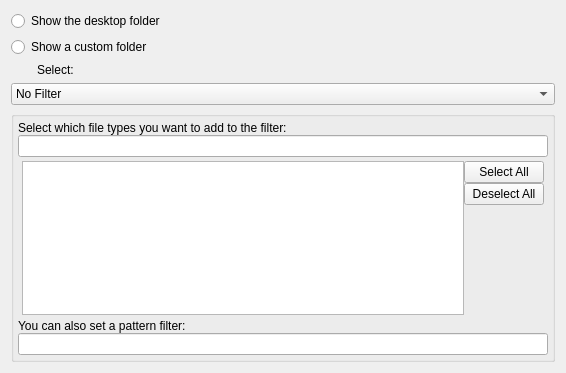
Old version of the form plasma/applets/folderview/folderviewConfig.ui in the repository KDE/kde-baseapps.
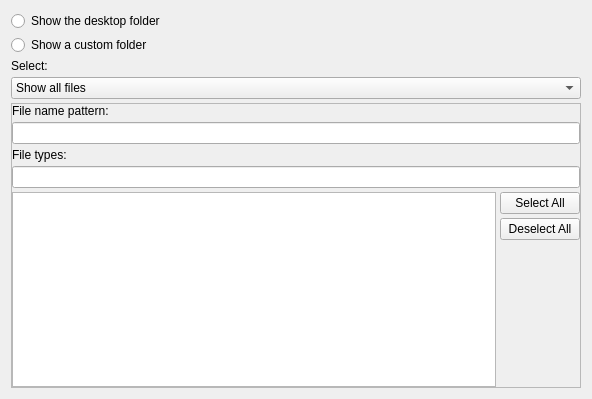
New version of the form. Custom widgets are drawn as their Qt base class.

Commit message:
- Fix GUI as Aaron suggested on plasma-devel - If a filter was set, still go through the source model to save the correct settings - Add copyright information
I have no clue on how to make the config dialog be smaller when "Show all files" is chosen. Ideas ?

The edit to the form file:
```diff
--- a/plasma/applets/folderview/folderviewConfig.ui
+++ b/plasma/applets/folderview/folderviewConfig.ui
@@ -5,8 +5,8 @@
    <rect>
     <x>0</x>
     <y>0</y>
-    <width>566</width>
-    <height>373</height>
+    <width>592</width>
+    <height>399</height>
    </rect>
   </property>
   <property name="sizePolicy" >
@@ -21,81 +21,133 @@
     <height>0</height>
    </size>
   </property>
-  <layout class="QGridLayout" name="gridLayout" >
-   <item row="4" column="0" colspan="3" >
-    <widget class="QGroupBox" name="fileFilters" >
+  <layout class="QVBoxLayout" name="verticalLayout_6" >
+   <item>
+    <layout class="QVBoxLayout" name="verticalLayout_5" >
+     <property name="spacing" >
+      <number>4</number>
+     </property>
+     <property name="margin" >
+      <number>0</number>
+     </property>
+     <item>
+      <widget class="QRadioButton" name="showDesktopFolder" >
+       <property name="text" >
+        <string>Show the desktop folder</string>
+       </property>
+      </widget>
+     </item>
+     <item>
+      <widget class="QRadioButton" name="showCustomFolder" >
+       <property name="text" >
+        <string>Show a custom folder</string>
+       </property>
+      </widget>
+     </item>
+     <item>
+      <layout class="QHBoxLayout" name="horizontalLayout_2" >
+       <item>
+        <widget class="QLabel" name="selectLabel" >
      <property name="sizePolicy" >
-      <sizepolicy vsizetype="Expanding" hsizetype="Preferred" >
+          <sizepolicy vsizetype="Preferred" hsizetype="Minimum" >
+           <horstretch>0</horstretch>
+           <verstretch>0</verstretch>
+          </sizepolicy>
+         </property>
+         <property name="text" >
+          <string>Select:</string>
+         </property>
+         <property name="wordWrap" >
+          <bool>false</bool>
+         </property>
+        </widget>
+       </item>
+       <item>
+        <widget class="KUrlRequester" name="lineEdit" >
+         <property name="sizePolicy" >
+          <sizepolicy vsizetype="Preferred" hsizetype="Expanding" >
+           <horstretch>0</horstretch>
+           <verstretch>0</verstretch>
+          </sizepolicy>
+         </property>
+        </widget>
+       </item>
+      </layout>
+     </item>
+     <item>
+      <widget class="QComboBox" name="filterType" >
+       <item>
+        <property name="text" >
+         <string>Show all files</string>
+        </property>
+       </item>
+       <item>
+        <property name="text" >
+         <string>Show files matching...</string>
+        </property>
+       </item>
+       <item>
+        <property name="text" >
+         <string>Hide files matching...</string>
+        </property>
+       </item>
+      </widget>
+     </item>
+     <item>
+      <spacer name="verticalSpacer_2" >
+       <property name="orientation" >
+        <enum>Qt::Vertical</enum>
+       </property>
+       <property name="sizeHint" stdset="0" >
+        <size>
+         <width>20</width>
+         <height>0</height>
+        </size>
+       </property>
+      </spacer>
+     </item>
+     <item>
+      <widget class="QFrame" name="fileFilters" >
+       <property name="sizePolicy" >
+        <sizepolicy vsizetype="Preferred" hsizetype="Preferred" >
        <horstretch>0</horstretch>
        <verstretch>10</verstretch>
       </sizepolicy>
      </property>
-     <property name="minimumSize" >
-      <size>
-       <width>0</width>
-       <height>0</height>
-      </size>
-     </property>
-     <property name="title" >
-      <string/>
-     </property>
-     <property name="flat" >
-      <bool>true</bool>
-     </property>
-     <layout class="QVBoxLayout" name="verticalLayout_3" >
-      <property name="spacing" >
+       <property name="frameShape" >
+        <enum>QFrame::StyledPanel</enum>
+       </property>
+       <property name="frameShadow" >
+        <enum>QFrame::Plain</enum>
+       </property>
+       <property name="lineWidth" >
        <number>0</number>
       </property>
-      <property name="sizeConstraint" >
-       <enum>QLayout::SetNoConstraint</enum>
-      </property>
+       <layout class="QGridLayout" name="gridLayout_2" >
       <property name="margin" >
        <number>0</number>
       </property>
-      <item>
+        <property name="spacing" >
+         <number>0</number>
+        </property>
+        <item row="0" column="0" >
        <layout class="QGridLayout" name="gridLayout_5" >
-        <property name="margin" >
+          <property name="horizontalSpacing" >
+           <number>0</number>
+          </property>
+          <property name="verticalSpacing" >
          <number>4</number>
         </property>
-        <item row="6" column="0" >
-         <widget class="KLineEdit" name="filterFilesPattern" >
-          <property name="sizePolicy" >
-           <sizepolicy vsizetype="Preferred" hsizetype="Expanding" >
-            <horstretch>0</horstretch>
-            <verstretch>0</verstretch>
-           </sizepolicy>
+          <property name="margin" >
+           <number>0</number>
           </property>
-          <property name="toolTip" >
-           <string>Space-separated list of extensions, e.g. *.txt * .od*</string>
-          </property>
-          <property name="whatsThis" >
-           <string>Space-separated list of extensions, e.g. *.txt * .od* to display only office- and text-files</string>
-          </property>
-          <property name="alignment" >
-           <set>Qt::AlignBottom|Qt::AlignLeading|Qt::AlignLeft</set>
-          </property>
-          <property name="urlDropsEnabled" >
-           <bool>false</bool>
-          </property>
-          <property name="clickMessage" >
-           <string>Pattern filter</string>
-          </property>
-          <property name="showClearButton" stdset="0" >
-           <bool>true</bool>
-          </property>
-         </widget>
-        </item>
         <item row="5" column="0" >
-         <widget class="QLabel" name="label_2" >
-          <property name="text" >
-           <string>You can also set a pattern filter:</string>
-          </property>
-         </widget>
-        </item>
-        <item row="3" column="0" >
          <layout class="QHBoxLayout" name="horizontalLayout" >
+            <property name="spacing" >
+             <number>0</number>
+            </property>
           <property name="margin" >
-           <number>4</number>
+             <number>0</number>
           </property>
           <item>
            <widget class="QListView" name="filterFilesList" >
@@ -115,6 +167,21 @@
           </item>
           <item>
            <layout class="QVBoxLayout" name="verticalLayout" >
+              <property name="spacing" >
+               <number>4</number>
+              </property>
+              <property name="leftMargin" >
+               <number>4</number>
+              </property>
+              <property name="topMargin" >
+               <number>0</number>
+              </property>
+              <property name="rightMargin" >
+               <number>0</number>
+              </property>
+              <property name="bottomMargin" >
+               <number>0</number>
+              </property>
             <item>
              <widget class="QPushButton" name="selectAll" >
               <property name="text" >
@@ -146,7 +213,7 @@
           </item>
          </layout>
         </item>
-        <item row="1" column="0" >
+          <item row="3" column="0" >
          <widget class="KLineEdit" name="searchMimetype" >
           <property name="clickMessage" >
            <string>Search file type</string>
@@ -156,99 +223,58 @@
           </property>
          </widget>
         </item>
-        <item row="0" column="0" >
+          <item row="2" column="0" >
          <widget class="QLabel" name="label" >
           <property name="text" >
-           <string>Select which file types you want to add to the filter:</string>
+             <string>File types:</string>
           </property>
          </widget>
         </item>
-       </layout>
-      </item>
-     </layout>
-     <zorder></zorder>
-    </widget>
-   </item>
-   <item row="3" column="0" colspan="3" >
-    <widget class="QComboBox" name="filterType" >
-     <item>
+          <item row="0" column="0" >
+           <widget class="QLabel" name="label_2" >
       <property name="text" >
-       <string>No Filter</string>
-      </property>
-     </item>
-     <item>
-      <property name="text" >
-       <string>Show files matching...</string>
-      </property>
-     </item>
-     <item>
-      <property name="text" >
-       <string>Hide files matching...</string>
-      </property>
-     </item>
-    </widget>
-   </item>
-   <item row="0" column="0" colspan="3" >
-    <widget class="QRadioButton" name="showDesktopFolder" >
-     <property name="text" >
-      <string>Show the desktop folder</string>
-     </property>
-    </widget>
-   </item>
-   <item row="1" column="0" colspan="3" >
-    <widget class="QRadioButton" name="showCustomFolder" >
-     <property name="text" >
-      <string>Show a custom folder</string>
-     </property>
-    </widget>
-   </item>
-   <item row="2" column="1" >
-    <widget class="QLabel" name="selectLabel" >
-     <property name="sizePolicy" >
-      <sizepolicy vsizetype="Preferred" hsizetype="Minimum" >
-       <horstretch>0</horstretch>
-       <verstretch>0</verstretch>
-      </sizepolicy>
-     </property>
-     <property name="text" >
-      <string>Select:</string>
-     </property>
-     <property name="wordWrap" >
-      <bool>false</bool>
-     </property>
-    </widget>
-   </item>
-   <item row="2" column="2" >
-    <widget class="KUrlRequester" name="lineEdit" >
+             <string>File name pattern:</string>
+            </property>
+           </widget>
+          </item>
+          <item row="1" column="0" >
+           <widget class="KLineEdit" name="filterFilesPattern" >
      <property name="sizePolicy" >
       <sizepolicy vsizetype="Preferred" hsizetype="Expanding" >
        <horstretch>0</horstretch>
        <verstretch>0</verstretch>
       </sizepolicy>
      </property>
-    </widget>
-   </item>
-   <item row="5" column="0" >
-    <spacer name="verticalSpacer_2" >
-     <property name="orientation" >
-      <enum>Qt::Vertical</enum>
-     </property>
-     <property name="sizeHint" stdset="0" >
-      <size>
-       <width>20</width>
-       <height>0</height>
-      </size>
-     </property>
-    </spacer>
+            <property name="toolTip" >
+             <string>Space-separated list of extensions, e.g. *.txt * .od*</string>
+            </property>
+            <property name="whatsThis" >
+             <string>Space-separated list of extensions, e.g. *.txt * .od* to display only office- and text-files</string>
+            </property>
+            <property name="alignment" >
+             <set>Qt::AlignBottom|Qt::AlignLeading|Qt::AlignLeft</set>
+            </property>
+            <property name="urlDropsEnabled" >
+             <bool>false</bool>
+            </property>
+            <property name="clickMessage" >
+             <string>Pattern filter</string>
+            </property>
+            <property name="showClearButton" stdset="0" >
+             <bool>true</bool>
+            </property>
+           </widget>
+          </item>
+         </layout>
    </item>
   </layout>
   <zorder>fileFilters</zorder>
-  <zorder>filterType</zorder>
-  <zorder>showDesktopFolder</zorder>
-  <zorder>showCustomFolder</zorder>
-  <zorder>selectLabel</zorder>
-  <zorder>lineEdit</zorder>
-  <zorder>verticalSpacer_2</zorder>
+       <zorder></zorder>
+      </widget>
+     </item>
+    </layout>
+   </item>
+  </layout>
  </widget>
  <customwidgets>
   <customwidget>
```
Lines whose indentation alone changed are shown as unchanged. The commit also changes 2 other files.
